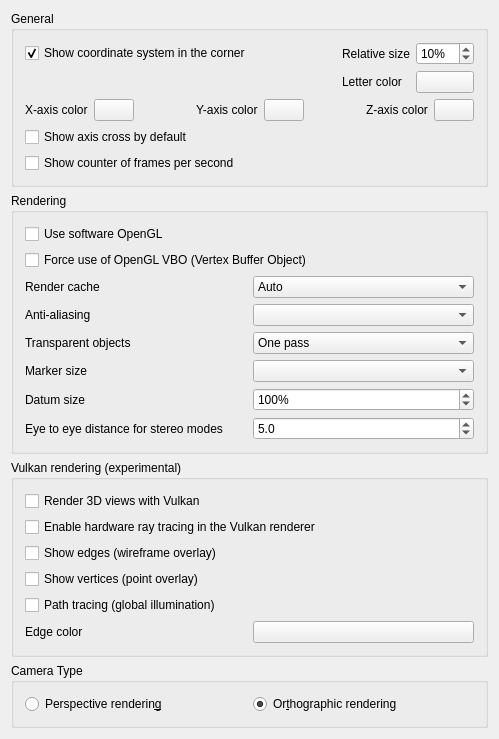
brianmk/FreeCAD-vulkan, file src/Gui/PreferencePages/DlgSettings3DView.ui: the form before one commit.
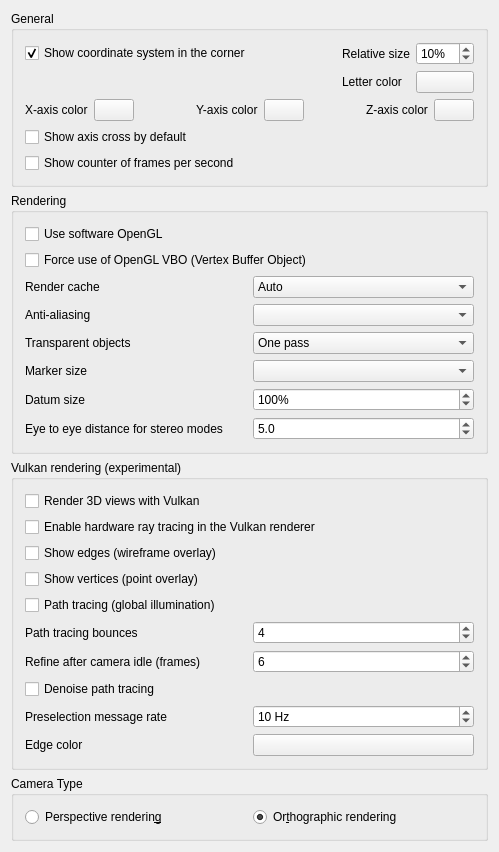
The form after the commit. Custom widgets are drawn as their Qt base class.

Commit message: vulkan: persist display prefs, update Coin RT submodule, add probes

```diff
--- a/src/Gui/PreferencePages/DlgSettings3DView.ui
+++ b/src/Gui/PreferencePages/DlgSettings3DView.ui
@@ -611,24 +611,142 @@
         </property>
        </widget>
       </item>
-      <item>
-       <widget class="Gui::PrefCheckBox" name="CheckBox_VulkanPathTracing">
-        <property name="text">
-         <string>Path tracing (global illumination)</string>
-        </property>
-        <property name="toolTip">
-         <string>Render with the Vulkan ray-tracing path tracer: multi-bounce global illumination with shadow rays, progressive accumulation and edge-stopping denoising.  Enabling starts a progressive render; camera moves drop back to a live preview.  Requires UseVulkanRenderer and UseVulkanRayTracing and a ray-tracing capable GPU.  Also available from Python as startPathTracing() on the view.</string>
-        </property>
-        <property name="prefEntry" stdset="0">
-         <cstring>VulkanPathTracing</cstring>
-        </property>
-        <property name="prefPath" stdset="0">
-         <cstring>View</cstring>
-        </property>
-       </widget>
+       <item>
+        <widget class="Gui::PrefCheckBox" name="CheckBox_VulkanPathTracing">
+         <property name="text">
+          <string>Path tracing (global illumination)</string>
+         </property>
+         <property name="toolTip">
+          <string>Render with the Vulkan ray-tracing path tracer: multi-bounce global illumination with shadow rays, progressive accumulation and edge-stopping denoising.  Enabling starts a progressive render; camera moves drop back to a live preview and the accumulation auto-restarts once the camera settles.  Requires UseVulkanRenderer and UseVulkanRayTracing and a ray-tracing capable GPU.  Also available from Python as startPathTracing() on the view.</string>
+         </property>
+         <property name="prefEntry" stdset="0">
+          <cstring>VulkanPathTracing</cstring>
+         </property>
+         <property name="prefPath" stdset="0">
+          <cstring>View</cstring>
+         </property>
+        </widget>
+       </item>
+       <item>
+        <layout class="QHBoxLayout" name="horizontalLayoutVulkanBounces">
+         <item>
+          <widget class="QLabel" name="labelVulkanBounces">
+           <property name="text">
+            <string>Path tracing bounces</string>
+           </property>
+          </widget>
+         </item>
+         <item>
+          <widget class="Gui::PrefSpinBox" name="SpinBox_VulkanBounces">
+           <property name="toolTip">
+            <string>Maximum number of path-tracing bounces (1-16).  Higher values add more indirect-light transport (colored light bleeding between surfaces) at the cost of noisier early frames and slower previews.</string>
+           </property>
+           <property name="minimum">
+            <number>1</number>
+           </property>
+           <property name="maximum">
+            <number>16</number>
+           </property>
+           <property name="value">
+            <number>4</number>
+           </property>
+           <property name="prefEntry" stdset="0">
+            <cstring>VulkanPathTracingBounces</cstring>
+           </property>
+           <property name="prefPath" stdset="0">
+            <cstring>View</cstring>
+           </property>
+          </widget>
+         </item>
+        </layout>
+       </item>
+       <item>
+        <layout class="QHBoxLayout" name="horizontalLayoutVulkanSettle">
+         <item>
+          <widget class="QLabel" name="labelVulkanSettle">
+           <property name="text">
+            <string>Refine after camera idle (frames)</string>
+           </property>
+          </widget>
+         </item>
+         <item>
+          <widget class="Gui::PrefSpinBox" name="SpinBox_VulkanSettle">
+           <property name="toolTip">
+            <string>After a camera or scene change the path tracer drops to a fast single-sample live preview.  Once the camera stays static for this many frames (1-120) a fresh progressive accumulation restarts automatically and refines the image to a converged result.</string>
+           </property>
+           <property name="minimum">
+            <number>1</number>
+           </property>
+           <property name="maximum">
+            <number>120</number>
+           </property>
+           <property name="value">
+            <number>6</number>
+           </property>
+           <property name="prefEntry" stdset="0">
+            <cstring>VulkanPathTracingSettle</cstring>
+           </property>
+           <property name="prefPath" stdset="0">
+            <cstring>View</cstring>
+           </property>
+          </widget>
+         </item>
+        </layout>
+       </item>
+       <item>
+        <widget class="Gui::PrefCheckBox" name="CheckBox_VulkanDenoise">
+         <property name="text">
+          <string>Denoise path tracing</string>
+         </property>
+         <property name="toolTip">
+          <string>Apply the edge-stopping denoise filter when displaying path-traced frames.  Turn off to see the raw accumulated radiance, including the Monte-Carlo noise of the early refinement frames.</string>
+         </property>
+         <property name="prefEntry" stdset="0">
+          <cstring>VulkanPathTracingDenoise</cstring>
+         </property>
+         <property name="prefPath" stdset="0">
+          <cstring>View</cstring>
+         </property>
+        </widget>
+       </item>
+       <item>
+        <layout class="QHBoxLayout" name="horizontalLayoutPreselMsg">
+        <item>
+         <widget class="QLabel" name="labelPreselMsg">
+          <property name="text">
+           <string>Preselection message rate</string>
+          </property>
+          <property name="toolTip">
+           <string>How many times per second the status bar updates the coordinates of a preselected object while the cursor moves over the model.  Higher values feel more responsive but rebuild the position string more often.  Set to 0 to disable the live coordinate readout (valuable on very large models).</string>
+          </property>
+         </widget>
+        </item>
+        <item>
+         <widget class="Gui::PrefSpinBox" name="SpinBox_PreselMsg">
+          <property name="prefEntry" stdset="0">
+           <cstring>PreselectionMessageRate</cstring>
+          </property>
+          <property name="prefPath" stdset="0">
+           <cstring>View</cstring>
+          </property>
+          <property name="minimum">
+           <number>0</number>
+          </property>
+          <property name="maximum">
+           <number>120</number>
+          </property>
+          <property name="value">
+           <number>10</number>
+          </property>
+          <property name="suffix">
+           <string> Hz</string>
+          </property>
+         </widget>
+        </item>
+       </layout>
       </item>
       <item>
-       <layout class="QHBoxLayout" name="horizontalLayoutVulkanEdge">
+        <layout class="QHBoxLayout" name="horizontalLayoutVulkanEdge">
         <item>
          <widget class="QLabel" name="labelVulkanEdgeColor">
           <property name="text">
```
The commit also changes 45 other files.
